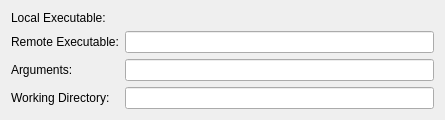
Old version of the form src/plugins/remotelinux/remotelinuxcustomrunconfigurationwidget.ui in the repository qt-creator/qt-creator.
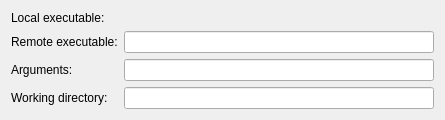
New version of the form. Custom widgets are drawn as their Qt base class.

Commit message:
Remote Linux: fix UI text capitalization
Use sentence style capitalization for field labels.

What changed in the file:
```diff
--- a/src/plugins/remotelinux/remotelinuxcustomrunconfigurationwidget.ui
+++ b/src/plugins/remotelinux/remotelinuxcustomrunconfigurationwidget.ui
@@ -17,7 +17,7 @@
    <item row="0" column="0">
     <widget class="QLabel" name="localExeLabel">
      <property name="text">
-      <string>Local Executable:</string>
+      <string>Local executable:</string>
      </property>
     </widget>
    </item>
@@ -27,7 +27,7 @@
    <item row="1" column="0">
     <widget class="QLabel" name="remoteExeLabel">
      <property name="text">
-      <string>Remote Executable:</string>
+      <string>Remote executable:</string>
      </property>
     </widget>
    </item>
@@ -47,7 +47,7 @@
    <item row="3" column="0">
     <widget class="QLabel" name="workingDirLabel">
      <property name="text">
-      <string>Working Directory:</string>
+      <string>Working directory:</string>
      </property>
     </widget>
    </item>
```
